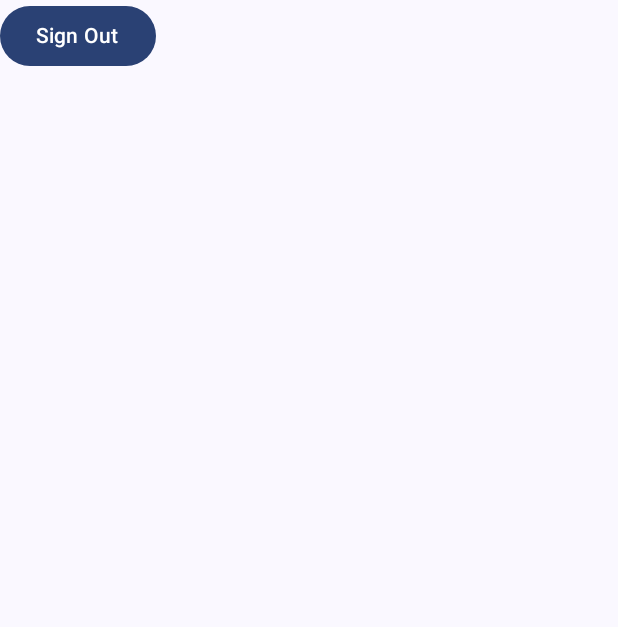
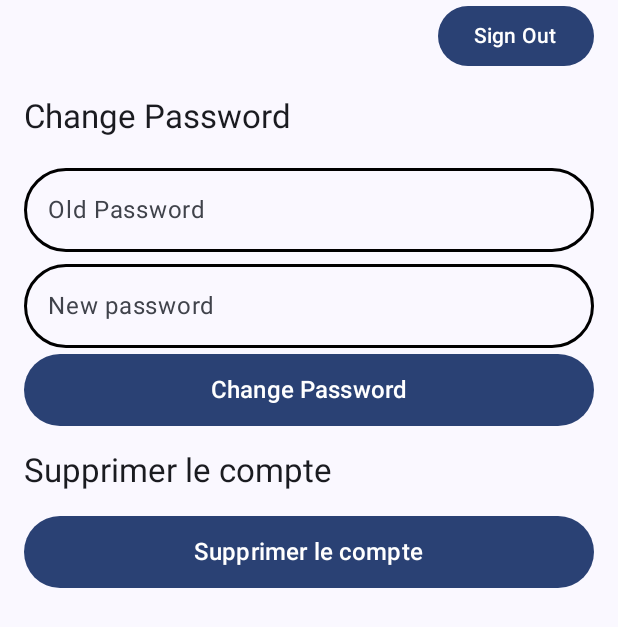
Before and after one commit to demoven/AnimalPark, an Android app built with Jetpack Compose: the composable ProfileScreen shown on its own in the app's theme, on a phone screen of 412 x 824 dp. Shown: the top 627 px of the screen. Run offline under Robolectric (Android 15) with nearby library versions, the phone set to English and light mode, and no system bars; our stand-ins replace Firebase (no records; nobody signed in at launch, a user with empty details on screens opened directly); 1 statement that could not run was skipped.

Commit message:
Patch and start of profile screen

```diff
--- a/app/src/main/java/fr/isen/animalpark/MainActivity.kt
+++ b/app/src/main/java/fr/isen/animalpark/MainActivity.kt
@@ -43,7 +43,6 @@ class MainActivity : ComponentActivity() {
 //        getUserDataFromDatabase()
         enableEdgeToEdge()
         setContent {
-            AnimalParkTheme {
                 MainScreen(biomes = biomelist,
                     databaseReference = databaseReference,
                     signOutHandler = {
@@ -54,7 +53,6 @@ class MainActivity : ComponentActivity() {
                         startEnclosureDetailsActivity(enclosure, indexEnclosure)
                     }
                 )
-            }
         }
     }
 
--- a/app/src/main/java/fr/isen/animalpark/screens/biomelistscreen/BiomeListScreen.kt
+++ b/app/src/main/java/fr/isen/animalpark/screens/biomelistscreen/BiomeListScreen.kt
@@ -95,7 +95,7 @@ fun BiomeListScreen(biomes: List<Biome>, databaseReference: DatabaseReference, e
                                     style = MaterialTheme.typography.labelLarge
                                 )
 
-                                if (enclosure.animals.isEmpty()) {
+                                if (enclosure.animals.isNullOrEmpty()) {
                                     Text(text = context.getString(R.string.No_animals))
                                 } else {
                                     enclosure.animals.forEach { animal ->
@@ -137,7 +137,7 @@ fun BiomeListScreen(biomes: List<Biome>, databaseReference: DatabaseReference, e
                     }
 
                     // Show Services
-                    if (biome.services.isNotEmpty()) {
+                    if (biome.services.isNullOrEmpty()) {
                         Text(
                             text = "Services:",
                             style = MaterialTheme.typography.titleMedium,
--- a/app/src/main/java/fr/isen/animalpark/screens/enclosuredetailsscreen/EnclosureDetailsScreen.kt
+++ b/app/src/main/java/fr/isen/animalpark/screens/enclosuredetailsscreen/EnclosureDetailsScreen.kt
@@ -80,7 +80,7 @@ fun EnclosureDetailsScreen(
             }
 
             Text("Animals:", style = MaterialTheme.typography.titleMedium)
-            if (enclosure.animals.isEmpty()) {
+            if (enclosure.animals.isNullOrEmpty()) {
                 Text("No animals in this enclosure")
             } else {
                 enclosure.animals.forEach { animal ->
--- a/app/src/main/java/fr/isen/animalpark/screens/profile/ProfileScreen.kt
+++ b/app/src/main/java/fr/isen/animalpark/screens/profile/ProfileScreen.kt
@@ -1,32 +1,138 @@
 package fr.isen.animalpark.screens.profile
 
 import android.content.Intent
+import android.util.Log
+import android.widget.Toast
+import androidx.compose.foundation.BorderStroke
+import androidx.compose.foundation.border
 import androidx.compose.foundation.layout.Box
 import androidx.compose.foundation.layout.Column
 import androidx.compose.foundation.layout.PaddingValues
 import androidx.compose.foundation.layout.fillMaxSize
+import androidx.compose.foundation.layout.fillMaxWidth
 import androidx.compose.foundation.layout.padding
+import androidx.compose.foundation.shape.RoundedCornerShape
 import androidx.compose.material3.Button
 import androidx.compose.material3.MaterialTheme
+import androidx.compose.material3.OutlinedTextField
 import androidx.compose.material3.Text
+import androidx.compose.material3.TextFieldDefaults
 import androidx.compose.runtime.Composable
+import androidx.compose.runtime.mutableStateOf
+import androidx.compose.runtime.remember
 import androidx.compose.ui.Alignment
 import androidx.compose.ui.Modifier
+import androidx.compose.ui.graphics.Color
 import androidx.compose.ui.platform.LocalContext
+import androidx.compose.ui.text.input.PasswordVisualTransformation
 import androidx.compose.ui.unit.dp
+import androidx.compose.ui.unit.sp
 import com.google.firebase.auth.FirebaseAuth
 import com.google.firebase.events.EventHandler
 import fr.isen.animalpark.LoginActivity
+import fr.isen.animalpark.MainActivity
+import fr.isen.animalpark.R
 
 @Composable
 fun ProfileScreen(signOutHandler: ()-> Unit) {
+    var newPassword = remember { mutableStateOf("") }
+    var oldPassword = remember { mutableStateOf("") }
+    var deleteAccount = remember {mutableStateOf(false)}
     Column () {
+        Box(
+            modifier = Modifier.fillMaxWidth(),
+            contentAlignment = Alignment.CenterEnd
+        ) {
+            Button(
+                onClick = {
+                    signOutHandler()
+                },
+                modifier = Modifier.padding(horizontal = 16.dp)
+            ) {
+                Text("Sign Out")
+            }
+        }
+        Text("Change Password", style = MaterialTheme.typography.titleLarge,
+            modifier = Modifier.padding(16.dp))
+        OutlinedTextField(
+            singleLine = true,
+            modifier = Modifier
+                .fillMaxWidth()
+                .padding(16.dp, 4.dp)
+                .border(
+                    BorderStroke(width = 2.dp, color = Color.Black),
+                    shape = RoundedCornerShape(50)
+                ),
+            colors = TextFieldDefaults.colors(
+                unfocusedIndicatorColor = Color.Transparent,
+                focusedIndicatorColor = Color.Transparent,
+                focusedContainerColor = Color.Transparent,
+                unfocusedContainerColor = Color.Transparent,
+                disabledContainerColor = Color.Transparent,
+                errorContainerColor = Color.Transparent
+            ),
+            value = oldPassword.value,
+            onValueChange = {
+                oldPassword.value = it
+            },
+            placeholder = {Text("Old Password") },
+            visualTransformation = PasswordVisualTransformation()
+        )
+
+        OutlinedTextField(
+            singleLine = true,
+            modifier = Modifier
+                .fillMaxWidth()
+                .padding(16.dp, 4.dp)
+                .border(
+                    BorderStroke(width = 2.dp, color = Color.Black),
+                    shape = RoundedCornerShape(50)
+                ),
+            colors = TextFieldDefaults.colors(
+                unfocusedIndicatorColor = Color.Transparent,
+                focusedIndicatorColor = Color.Transparent,
+                focusedContainerColor = Color.Transparent,
+                unfocusedContainerColor = Color.Transparent,
+                disabledContainerColor = Color.Transparent,
+                errorContainerColor = Color.Transparent
+            ),
+            value = newPassword.value,
+            onValueChange = {
+                newPassword.value = it
+            },
+            placeholder = {Text("New password") },
+            visualTransformation = PasswordVisualTransformation()
+        )
         Button(
+            modifier = Modifier
+                .fillMaxWidth()
+                .padding(16.dp, 0.dp),
             onClick = {
-                signOutHandler()
-            }
+
+            },
         ) {
-            Text("Sign Out")
+            Text(
+                text = "Change Password",
+                fontSize = 16.sp,
+                modifier = Modifier.padding(0.dp, 6.dp)
+            )
+        }
+        Text("Supprimer le compte", style = MaterialTheme.typography.titleLarge,
+            modifier = Modifier.padding(16.dp))
+
+        Button(
+            modifier = Modifier
+                .fillMaxWidth()
+                .padding(16.dp, 0.dp),
+            onClick = {
+
+            },
+        ) {
+            Text(
+                text = "Supprimer le compte",
+                fontSize = 16.sp,
+                modifier = Modifier.padding(0.dp, 6.dp)
+            )
         }
     }
 }
```
